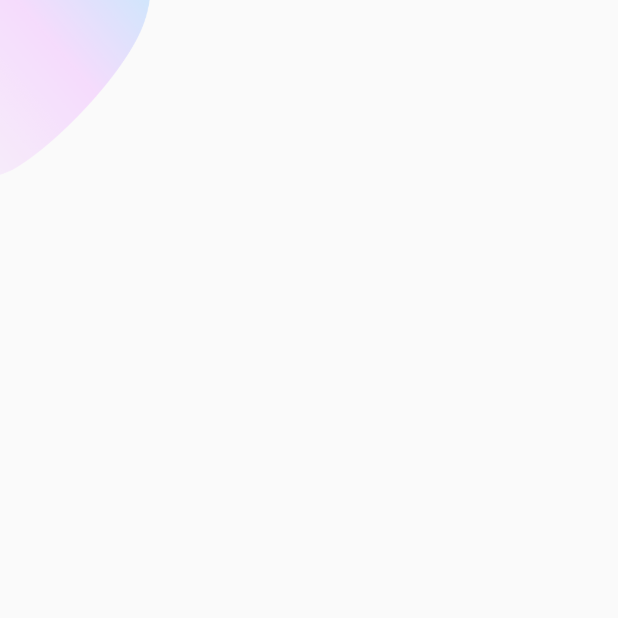
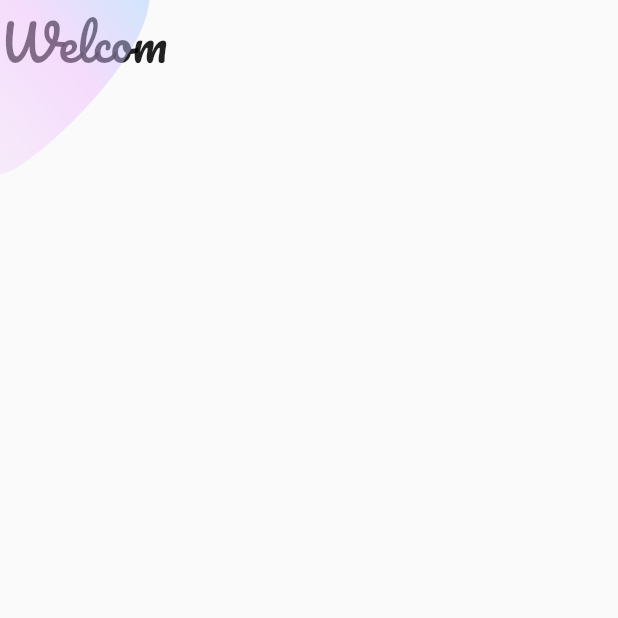
Before and after one commit to AlaaShaheen2/appointment_app, a Flutter app: the screen it shows after launch, on a phone screen of 412 x 824 dp, the top half of it. Run offline on Flutter 3.47's test engine with Material 2 defaults, Android fonts, the phone set to English and light mode, and no system bars.

Commit message:
added font

```diff
--- a/lib/pages/welcome_page.dart
+++ b/lib/pages/welcome_page.dart
@@ -10,7 +10,17 @@ class WelcomePage extends StatelessWidget {
         body: SizedBox(
           height: double.infinity,
           width: double.infinity,
-          child: Stack(children: [
+          child: Stack(
+            children: [
+              Column(
+                children: [
+                  Text('Welcom',style: TextStyle(
+                  fontSize: 32,
+
+                  fontFamily: 'Pacifico',
+                ), ),
+                ],
+              ),
             Positioned(
               left: 0,
               child: Image.asset(
```
Also changed, not shown: pubspec.yaml (+4 -11 lines), assets/images/welcome-screen.png (added).
